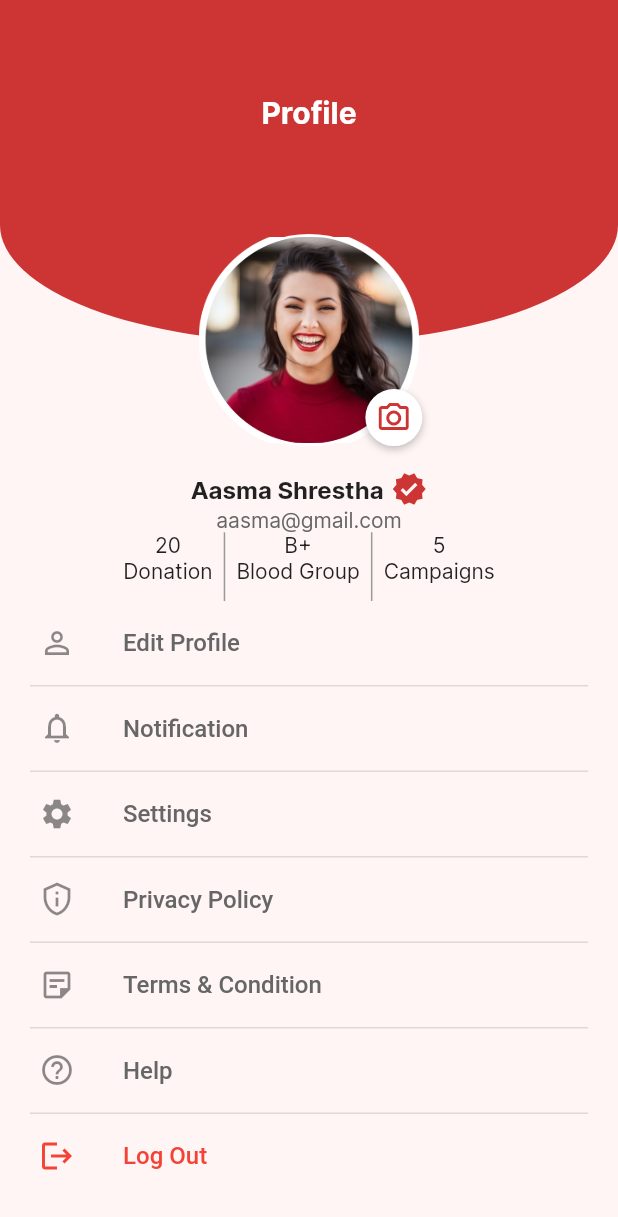
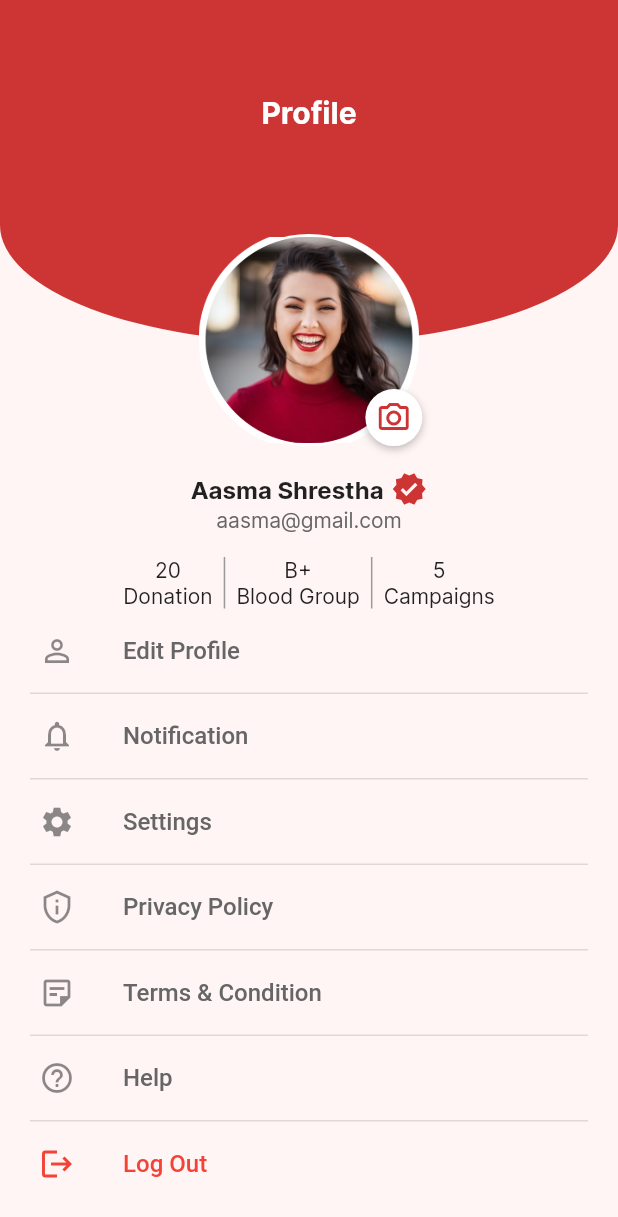
Before and after one commit to Jigarchovatiya/blood_donation_app, a Flutter app: the ProfileScreen screen opened by its route, on a phone screen of 412 x 824 dp. Shown: the top 1217 px of the screen. Run offline on Flutter 3.47's test engine with Material 2 defaults, Android fonts, the phone set to English and light mode, and no system bars; our stand-ins replace cloud_firestore, firebase_auth, firebase_core, firebase_storage, flutter_svg, google_sign_in and 4 more; accounts and stored records are empty.

Commit message:
27-06-2023

```diff
--- a/lib/view/bottom_bar/profile/profile_screen.dart
+++ b/lib/view/bottom_bar/profile/profile_screen.dart
@@ -297,8 +297,9 @@ class _ProfileScreenState extends State<ProfileScreen> {
                 "aasma@gmail.com",
                 style: TextStyle(color: AppColors.textColor),
               ),
+              SizedBox(height: height(context) / 50),
               SizedBox(
-                height: height(context) / 18,
+                height: height(context) / 24,
                 child: const Row(
                   mainAxisAlignment: MainAxisAlignment.center,
                   children: [
--- a/lib/view/entry_point/create_account_two.dart
+++ b/lib/view/entry_point/create_account_two.dart
@@ -164,7 +164,9 @@ class _CreateAccountTwoState extends State<CreateAccountTwo> {
                 foregroundColor: AppColors.white,
                 fixedSize: Size(width(context) / 1.14, height(context) / 15),
                 side: const BorderSide(style: BorderStyle.none),
-                onPressed: () {},
+                onPressed: () {
+                  Navigator.pushNamed(context, RoutesName.bottomNavBar);
+                },
                 buttonText: AppStrings.goToHomePage,
               ),
               SizedBox(height: height(context) / 20),
```
